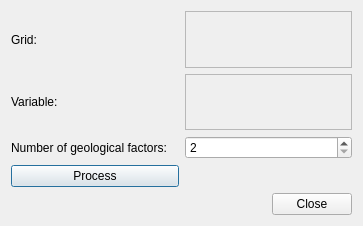
The window that imagejockey/vardecomp/variographicdecompositiondialog.ui (PauloCarvalhoRJ/gammaray) describes before a commit, drawn with Qt 5.
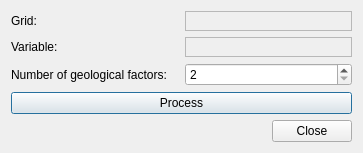
The same window after the commit.

Commit message: WIP: variographic decomposition.

Diff of the .ui file:
```diff
--- a/imagejockey/vardecomp/variographicdecompositiondialog.ui
+++ b/imagejockey/vardecomp/variographicdecompositiondialog.ui
@@ -7,7 +7,7 @@
     <x>0</x>
     <y>0</y>
     <width>363</width>
-    <height>226</height>
+    <height>150</height>
    </rect>
   </property>
   <property name="windowTitle">
@@ -34,13 +34,6 @@
        <layout class="QVBoxLayout" name="verticalLayout_2"/>
       </widget>
      </item>
-     <item row="4" column="0">
-      <widget class="QPushButton" name="btnProcess">
-       <property name="text">
-        <string>Process</string>
-       </property>
-      </widget>
-     </item>
      <item row="1" column="0">
       <widget class="QLabel" name="label_2">
        <property name="text">
@@ -73,6 +66,13 @@
        </property>
       </widget>
      </item>
+     <item row="4" column="0" colspan="2">
+      <widget class="QPushButton" name="btnProcess">
+       <property name="text">
+        <string>Process</string>
+       </property>
+      </widget>
+     </item>
     </layout>
    </item>
    <item>
```
The commit also changes 2 other files.
